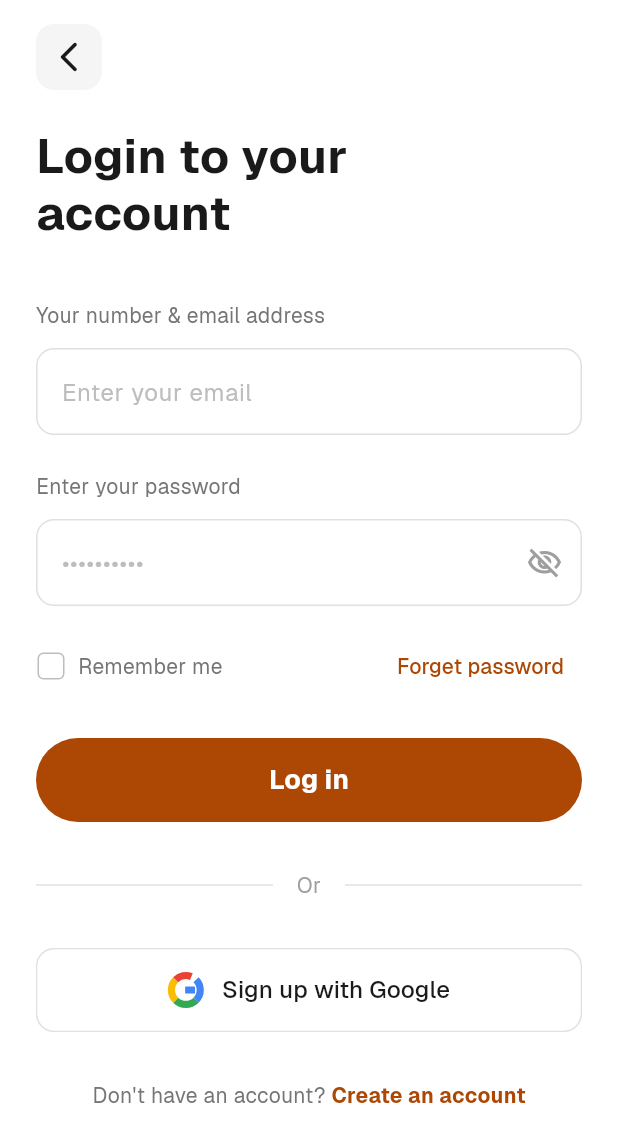
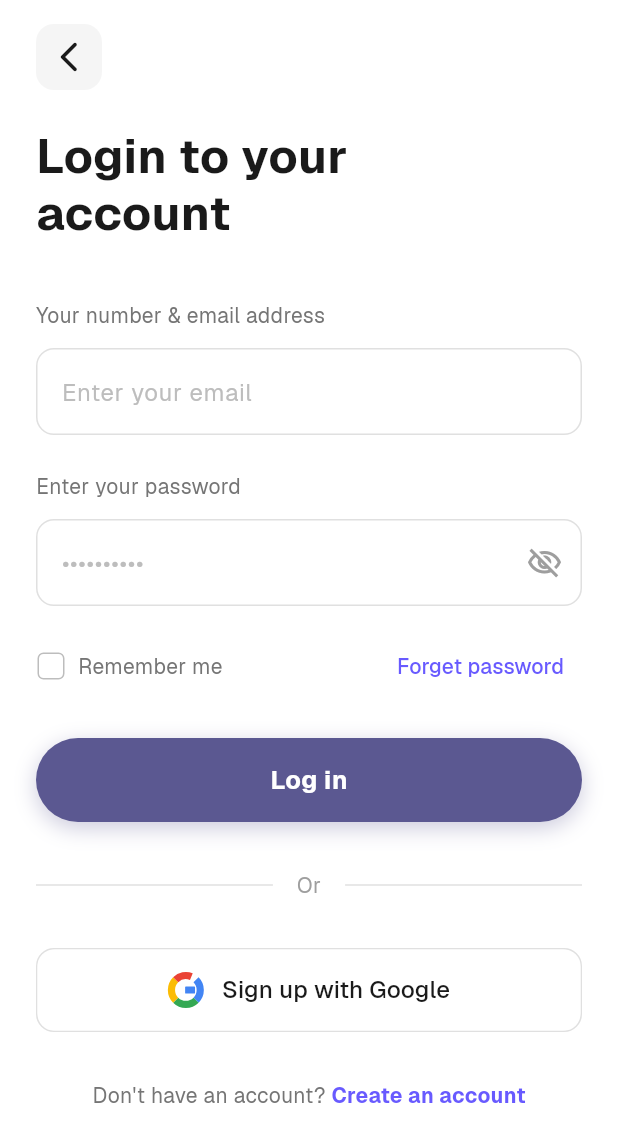
Before and after one commit to iyamujoshua/seedly, a Flutter app: the screen it shows after launch, after a tap on "Skip", on a phone screen of 412 x 824 dp. Shown: the top 1142 px of the screen. Run offline on Flutter 3.47's test engine with Material 3 defaults, Android fonts, the phone set to English and light mode, and no system bars; project files that could hold a hidden picture were left out.

Commit message:
style: Update the app's brand color to purple and integrate the new `SeedlyButton` in the login screen.

```diff
--- a/lib/main.dart
+++ b/lib/main.dart
@@ -18,9 +18,7 @@ class MyApp extends StatelessWidget {
         title: 'Seedly',
         debugShowCheckedModeBanner: false,
         theme: ThemeData(
-          colorScheme: ColorScheme.fromSeed(
-            seedColor: const Color.fromARGB(255, 172, 71, 4),
-          ),
+          colorScheme: ColorScheme.fromSeed(seedColor: const Color(0xFF685AFF)),
           useMaterial3: true,
           fontFamily: 'Geist',
           textTheme: const TextTheme(
--- a/lib/screens/auth/forgot_password_screen.dart
+++ b/lib/screens/auth/forgot_password_screen.dart
@@ -13,7 +13,7 @@ class _ForgotPasswordScreenState extends State<ForgotPasswordScreen> {
   final _emailController = TextEditingController();
 
   // Brand color
-  static const Color _brandColor = Color.fromARGB(255, 172, 71, 4);
+  static const Color _brandColor = Color(0xFF685AFF);
 
   @override
   void dispose() {
--- a/lib/screens/auth/login_screen.dart
+++ b/lib/screens/auth/login_screen.dart
@@ -1,6 +1,7 @@
 import 'package:flutter/material.dart';
 import 'package:seedly/components/google_logo.dart';
 import 'package:seedly/components/back_button.dart';
+import 'package:seedly/components/seedly_button.dart';
 import 'signup_screen.dart';
 import 'forgot_password_screen.dart';
 
@@ -18,7 +19,7 @@ class _LoginScreenState extends State<LoginScreen> {
   bool _rememberMe = false;
 
   // Brand color
-  static const Color _brandColor = Color.fromARGB(255, 172, 71, 4);
+  static const Color _brandColor = Color(0xFF685AFF);
 
   @override
   void dispose() {
@@ -172,7 +173,13 @@ class _LoginScreenState extends State<LoginScreen> {
               const SizedBox(height: 24),
 
               // Login button
-              _buildButton(text: 'Log in', onPressed: _handleLogin),
+              SeedlyButton(
+                label: 'Log in',
+                onPressed: _handleLogin,
+                size: SeedlyButtonSize.large,
+                isFullWidth: true,
+                borderRadius: 28,
+              ),
 
               const SizedBox(height: 32),
 
--- a/lib/screens/auth/otp_screen.dart
+++ b/lib/screens/auth/otp_screen.dart
@@ -19,7 +19,7 @@ class _OtpScreenState extends State<OtpScreen> {
   final List<FocusNode> _focusNodes = List.generate(4, (index) => FocusNode());
 
   // Brand color
-  static const Color _brandColor = Color.fromARGB(255, 172, 71, 4);
+  static const Color _brandColor = Color(0xFF685AFF);
 
   @override
   void dispose() {
--- a/lib/screens/auth/signup_screen.dart
+++ b/lib/screens/auth/signup_screen.dart
@@ -19,7 +19,7 @@ class _SignupScreenState extends State<SignupScreen> {
   bool _rememberMe = false;
 
   // Brand color
-  static const Color _brandColor = Color.fromARGB(255, 172, 71, 4);
+  static const Color _brandColor = Color(0xFF685AFF);
 
   @override
   void dispose() {
--- a/lib/screens/onboarding_screen.dart
+++ b/lib/screens/onboarding_screen.dart
@@ -20,7 +20,7 @@ class _OnboardingScreenState extends State<OnboardingScreen> {
       title: 'Save Everything\nin One Place',
       description:
           'Keep all your important files, notes, and memories organized and easily accessible.',
-      color: const Color.fromARGB(255, 172, 71, 4),
+      color: const Color(0xFF685AFF),
     ),
     OnboardingData(
       icon: Icons.cloud_done_rounded,
@@ -28,7 +28,7 @@ class _OnboardingScreenState extends State<OnboardingScreen> {
       title: 'Access Anywhere,\nAnytime',
       description:
           'Your data is securely synced across all your devices. Never lose anything again.',
-      color: const Color.fromARGB(255, 172, 71, 4),
+      color: const Color(0xFF685AFF),
     ),
     OnboardingData(
       icon: Icons.lock_rounded,
@@ -36,7 +36,7 @@ class _OnboardingScreenState extends State<OnboardingScreen> {
       title: 'Private &\nSecure',
       description:
           'Your data is encrypted and protected. Only you have access to your saved content.',
-      color: const Color.fromARGB(255, 172, 71, 4),
+      color: const Color(0xFF685AFF),
     ),
   ];
 
--- a/lib/screens/splash_screen.dart
+++ b/lib/screens/splash_screen.dart
@@ -72,9 +72,9 @@ class _SplashScreenState extends State<SplashScreen>
             begin: Alignment.topLeft,
             end: Alignment.bottomRight,
             colors: [
-              Color.fromARGB(255, 200, 100, 30), // Light orange
-              Color.fromARGB(255, 172, 71, 4), // Main color
-              Color.fromARGB(255, 130, 50, 0), // Darker shade
+              Color.fromARGB(255, 140, 120, 255), // Light purple
+              Color(0xFF685AFF), // Main color
+              Color.fromARGB(255, 80, 60, 200), // Darker shade
             ],
           ),
         ),
```
